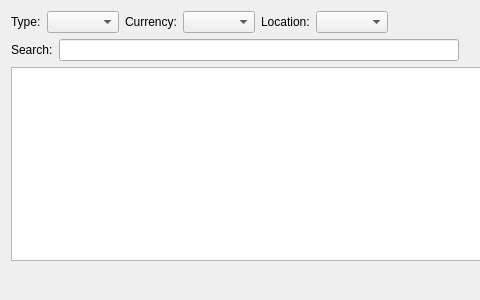
Old version of the form jal/ui/asset_list_dlg.ui in the repository titov-vv/jal; both pictures show x 0 to 480 and y 0 to 300 of the 869 by 300 pixel window.
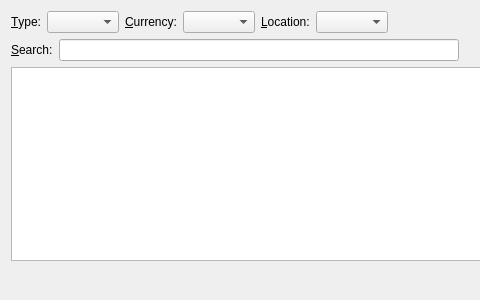
New version of the form.

What changed in the file:
```diff
--- a/jal/ui/asset_list_dlg.ui
+++ b/jal/ui/asset_list_dlg.ui
@@ -38,7 +38,7 @@
       <item>
        <widget class="QLabel" name="AssetTypeLbl">
         <property name="text">
-         <string>Type:</string>
+         <string>&amp;Type:</string>
         </property>
         <property name="buddy">
          <cstring>AssetTypeCombo</cstring>
@@ -67,7 +67,7 @@
       <item>
        <widget class="QLabel" name="CurrencyLbl">
         <property name="text">
-         <string>Currency:</string>
+         <string>&amp;Currency:</string>
         </property>
         <property name="buddy">
          <cstring>CurrencyCombo</cstring>
@@ -96,7 +96,7 @@
       <item>
        <widget class="QLabel" name="LocationLbl">
         <property name="text">
-         <string>Location:</string>
+         <string>&amp;Location:</string>
         </property>
         <property name="buddy">
          <cstring>LocationCombo</cstring>
@@ -170,7 +170,7 @@
       <item>
        <widget class="QLabel" name="SearchLbl">
         <property name="text">
-         <string>Search:</string>
+         <string>&amp;Search:</string>
         </property>
         <property name="buddy">
          <cstring>SearchString</cstring>
```
